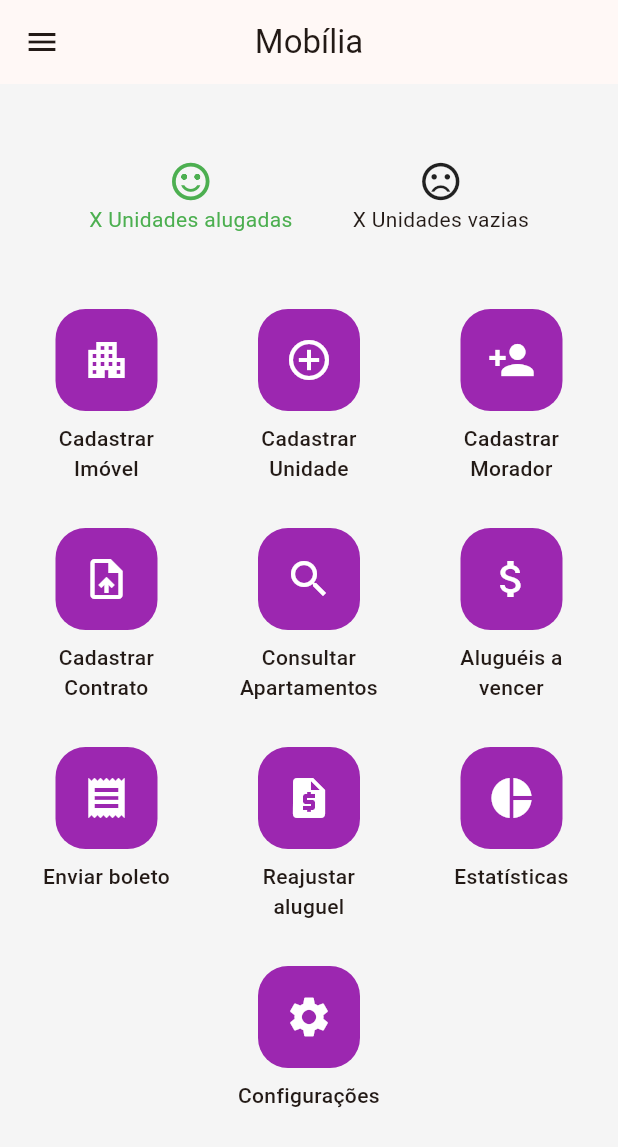
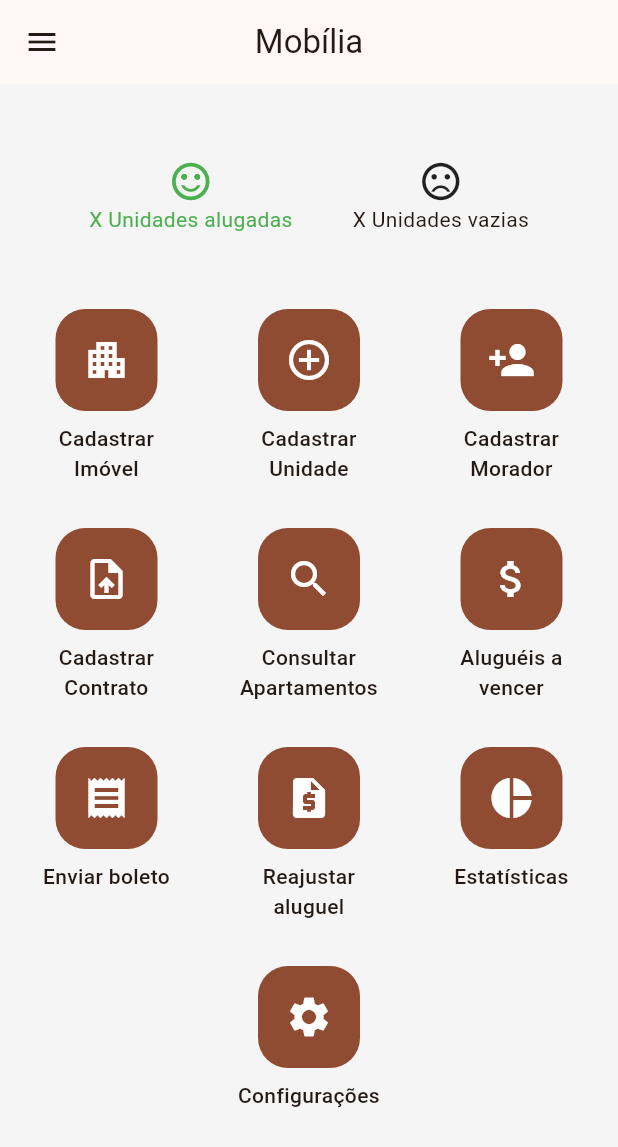
Before and after one commit to ViniciusFazolo/mobilia, a Flutter app: the Home screen opened directly, on a phone screen of 412 x 824 dp. Shown: the top 1147 px of the screen. Run offline on Flutter 3.47's test engine with Material 3 defaults, Android fonts, the phone set to English and light mode, and no system bars; our stand-ins replace image_picker, mask_text_input_formatter, shared_preferences; accounts and stored records are empty; network calls fail.

Commit message:
refactor: cor padrão da paleta de cor na home

```diff
--- a/lib/pages/home.dart
+++ b/lib/pages/home.dart
@@ -104,7 +104,7 @@ class _HomeState extends State<Home> {
                         children: [
                           Container(
                             decoration: BoxDecoration(
-                              color: Colors.purple,
+                              color: Theme.of(context).primaryColor,
                               borderRadius: BorderRadius.circular(20),
                             ),
                             padding: const EdgeInsets.all(18),
```
